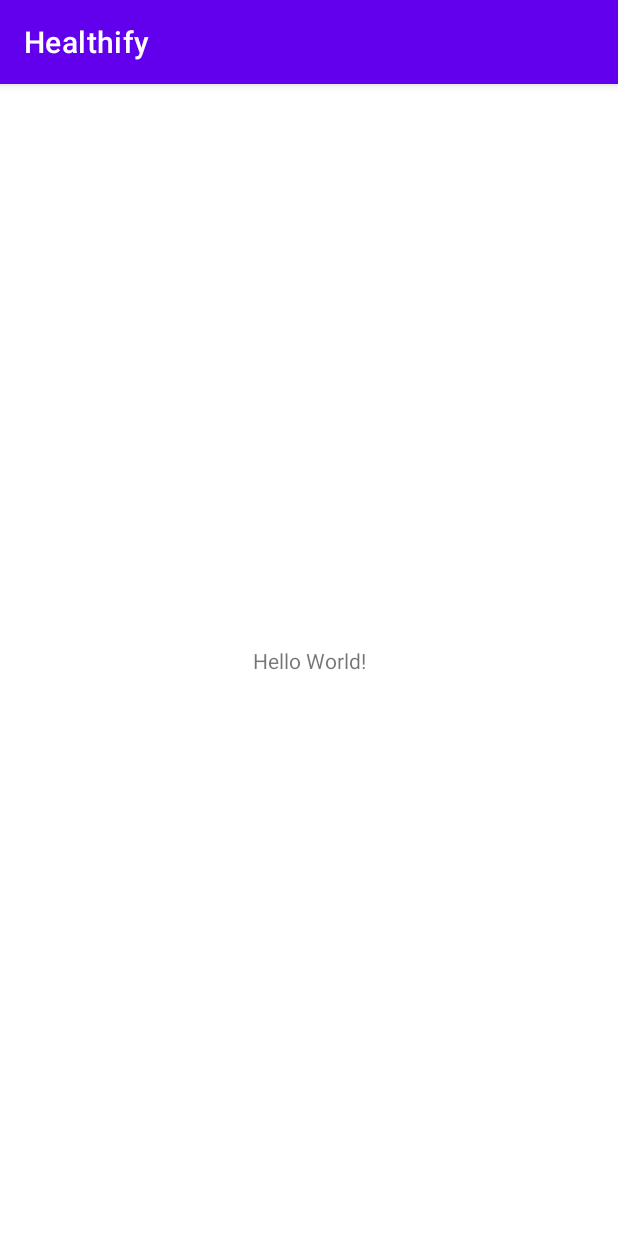
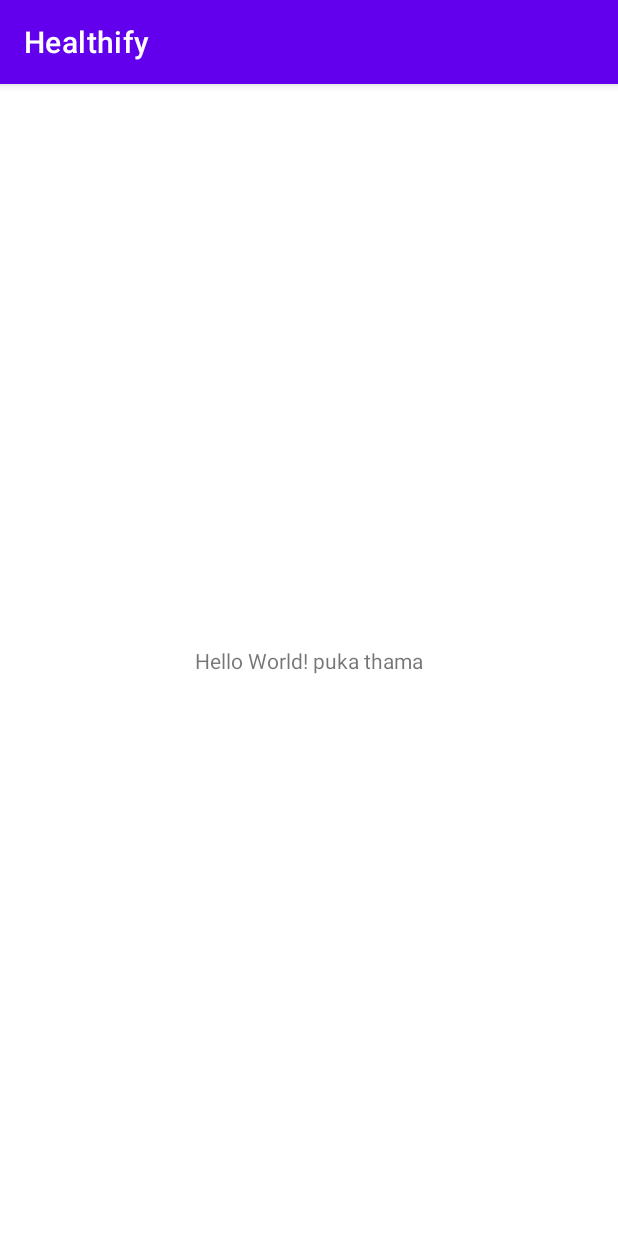
Before and after one commit to ArunaAP/Team_Bytecode, an Android app: the screen it shows after launch (MainActivity), on a phone screen of 412 x 824 dp. Run offline under Robolectric (Android 15) with nearby library versions, the phone set to English and light mode, and no system bars.

Commit message:
first commit

```diff
--- a/Healthify/app/src/main/res/layout/activity_main.xml
+++ b/Healthify/app/src/main/res/layout/activity_main.xml
@@ -9,7 +9,7 @@
     <TextView
         android:layout_width="wrap_content"
         android:layout_height="wrap_content"
-        android:text="Hello World!"
+        android:text="Hello World! puka thama"
         app:layout_constraintBottom_toBottomOf="parent"
         app:layout_constraintLeft_toLeftOf="parent"
         app:layout_constraintRight_toRightOf="parent"
```
